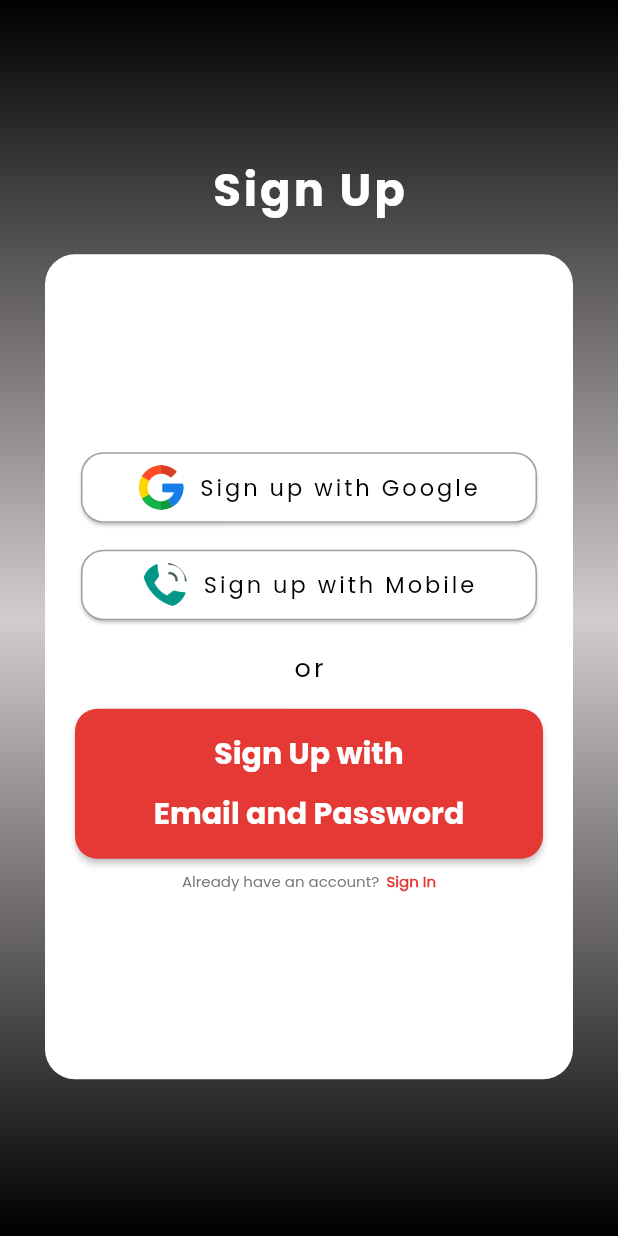
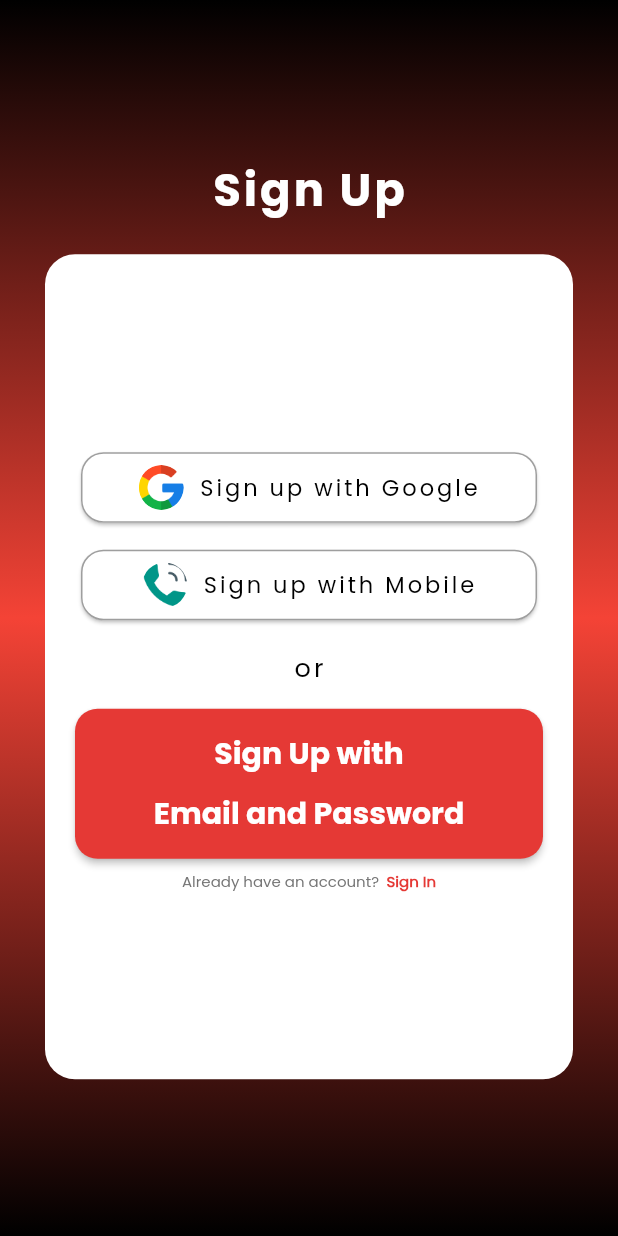
Before and after one commit to YAn-Banana/BCONS-Mobile-App, a Flutter app: the SignUpOneScreen screen opened directly, on a phone screen of 412 x 824 dp. Run offline on Flutter 3.47's test engine with Material 2 defaults, Android fonts, the light colour scheme and no system bars; our stand-ins replace carousel_slider, cloud_firestore, firebase_auth, firebase_core, firebase_storage, flutter_secure_storage and 7 more; missing offline and left inert: dart:ffi; accounts and stored records are empty; network calls fail.

Commit message:
Overall Changes in Bcons App

```diff
--- a/lib/screens/HomeScreen/DrawerNavigator/drawer_layout.dart
+++ b/lib/screens/HomeScreen/DrawerNavigator/drawer_layout.dart
@@ -104,7 +104,7 @@ class _DrawerLayoutState extends State<DrawerLayout> {
                   mainAxisAlignment: MainAxisAlignment.center,
                   crossAxisAlignment: CrossAxisAlignment.center,
                   children: <Widget>[
-                    loggedInUser.image!.isEmpty
+                    loggedInUser.image == null
                         ? Container(
                             height: 120.0,
                             width: 120.0,
--- a/lib/screens/HomeScreen/DrawerNavigator/userProfile.dart
+++ b/lib/screens/HomeScreen/DrawerNavigator/userProfile.dart
@@ -266,7 +266,7 @@ class _NewUserProfileState extends State<NewUserProfile> {
                   height: 210.0,
                   width: double.infinity,
                 ),
-                (loggedInUser.image!.isEmpty)
+                (loggedInUser.image == null)
                     ? const Positioned(
                         top: 100.0,
                         child: CircleAvatar(
--- a/lib/screens/Sign_up_screen/sign_up_one.dart
+++ b/lib/screens/Sign_up_screen/sign_up_one.dart
@@ -128,11 +128,7 @@ class _SignUpOneScreenState extends State<SignUpOneScreen> {
               gradient: LinearGradient(
                   begin: Alignment.topRight,
                   end: Alignment.bottomRight,
-                  colors: [
-                Colors.black,
-                Color.fromARGB(255, 211, 204, 204),
-                Colors.black
-              ])),
+                  colors: [Colors.black, Colors.red, Colors.black])),
           child: Column(
             mainAxisAlignment: MainAxisAlignment.center,
             children: [
```
